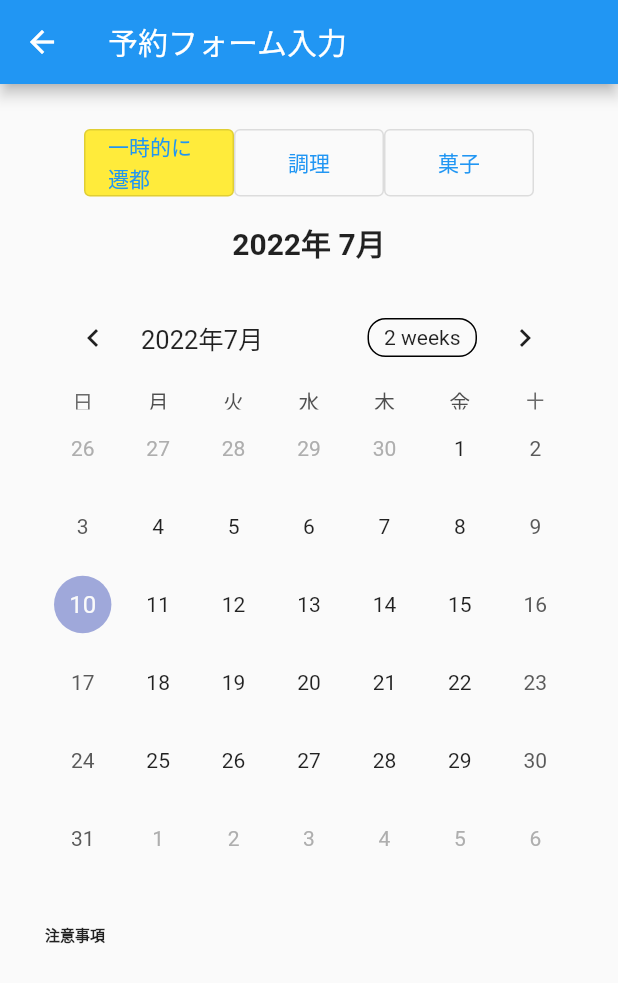
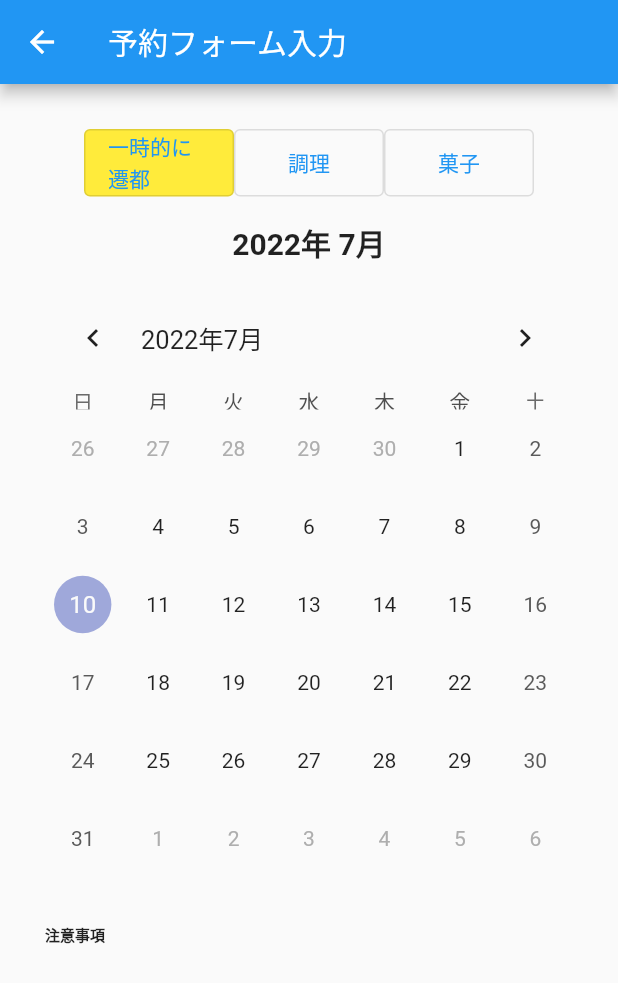
Before and after one commit to Issei-Hiramatsu/yoyakuform, a Flutter app: the screen it shows after launch, after a tap on "ログイン", on a phone screen of 412 x 824 dp. Shown: the top 983 px of the screen. Run offline on Flutter 3.47's test engine with Material 2 defaults, Android fonts, the phone set to English and light mode, and no system bars; drawn by our look-alikes of table_calendar.

Commit message:
2weekの変更

```diff
--- a/flutter_untitle/lib/booking_top.dart
+++ b/flutter_untitle/lib/booking_top.dart
@@ -43,9 +43,7 @@ class BookingPage extends StatelessWidget {
                       style: OutlinedButton.styleFrom(
                         backgroundColor: Colors.yellow, //背景色
                       ),
-                      child: const Text('一時的に遷都'),
-                    ),
-                  ),
+                      child: const Text('一時的に遷都'), ),),
                   SizedBox(
                     width: 100,
                     height: 45,
@@ -85,6 +83,9 @@ class BookingPage extends StatelessWidget {
                 //headerVisible: false, //カレンダーのヘッダー部分を消した
                 locale: 'ja_JP',
                 focusedDay: DateTime.now(),
+                headerStyle: const HeaderStyle(
+                  formatButtonVisible: false,
+                  ),
               ),
             ),
             Row(
```
